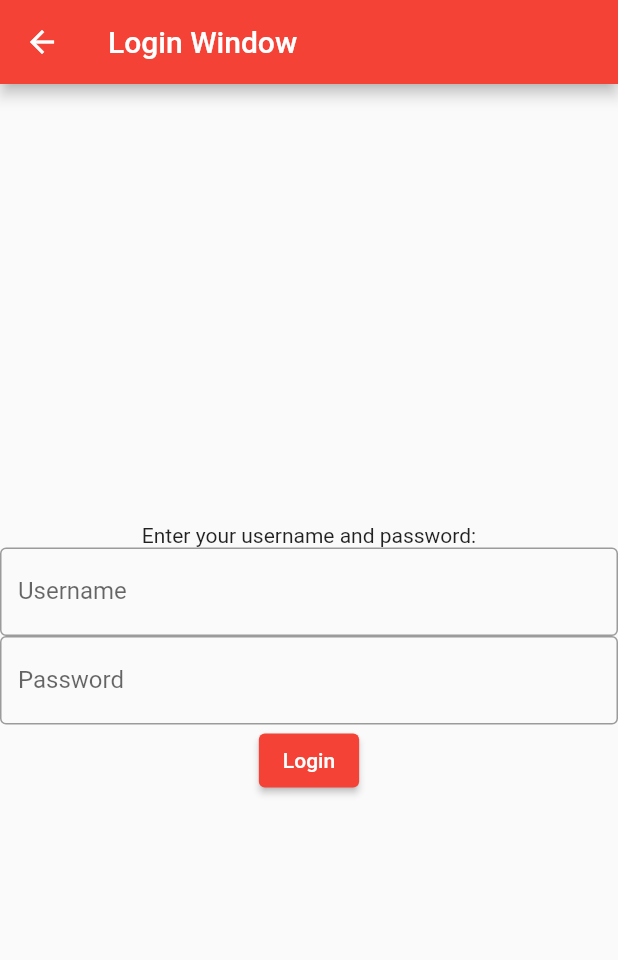
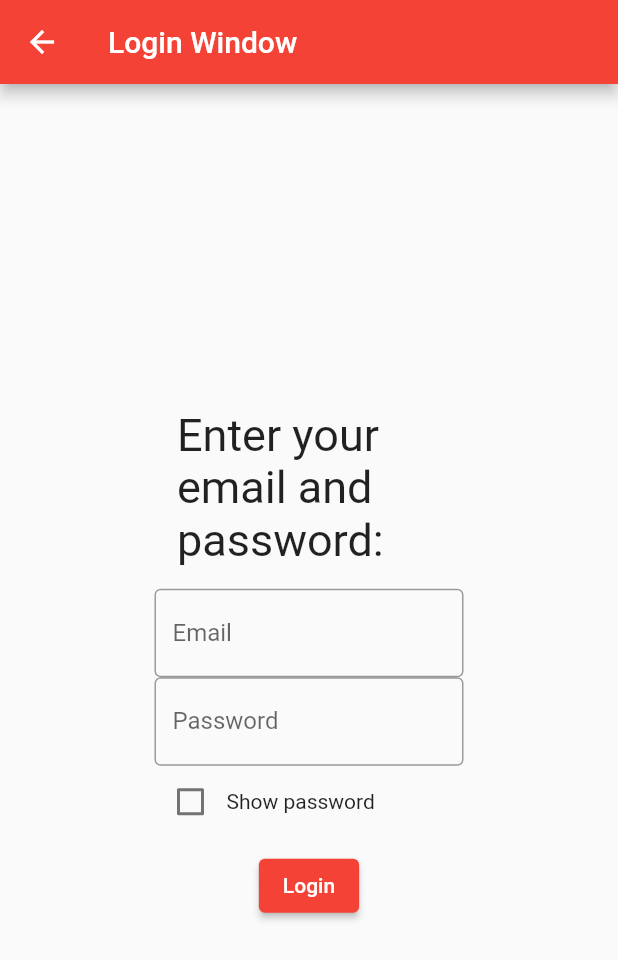
Before and after one commit to jonas-la/csce315_project3_13, a Flutter app: the Win_Login screen opened by its route, on a phone screen of 412 x 824 dp. Shown: the top 960 px of the screen. Run offline on Flutter 3.47's test engine with Material 2 defaults, Android fonts, the phone set to English and light mode, and no system bars; our stand-ins replace cloud_functions, firebase_auth, firebase_core; accounts and stored records are empty.

Commit message:
Completed Login Page ui. Added sign in functionality

```diff
--- a/lib/GUI/Pages/Login/Win_Login.dart
+++ b/lib/GUI/Pages/Login/Win_Login.dart
@@ -13,22 +13,25 @@ class Win_Login extends StatefulWidget {
 
 class _Win_LoginState extends State<Win_Login> {
 
-  String page_name = "Login Window";
+  String _page_name = "Login Window";
+  bool _show_password = false;
 
   late TextEditingController _username_controller;
   late TextEditingController _password_controller;
 
-  login_helper login_helper_instance = login_helper();
+  login_helper _login_helper_instance = login_helper();
 
-  void _login(BuildContext context) async {
-    bool sign_in_successful = await login_helper_instance.sign_in_email_password(_username_controller.text, _password_controller.text);
-    if(sign_in_successful){
-      Navigator.pushReplacementNamed(context, Win_Functions_Test_Page.route);
-    }else{
-      print("Failed login");
+  void _switch_show_password(){
+    setState(() {
+      _show_password = !_show_password;
+    });
   }
 
+  void _login(BuildContext context){
+    _login_helper_instance.login(context: context, username: _username_controller.text, password: _password_controller.text);
   }
+
+
 
   @override
   void initState() {
@@ -50,36 +53,67 @@ class _Win_LoginState extends State<Win_Login> {
 
     return Scaffold(
       appBar: AppBar(
-        title: Text(page_name),
+        title: Text(_page_name),
       ),
       body: Center(
+        child: Container(
+          width: MediaQuery.of(context).size.width/2,
           child: Column(
             mainAxisAlignment: MainAxisAlignment.center,
             children: <Widget>[
-            const Text(
-              'Enter your username and password:',
+
+              const Padding(
+                padding: EdgeInsets.all(15.0),
+                child: Text(
+                  'Enter your email and password:',
+                  style: TextStyle(
+                    fontSize: 30,
                   ),
+                ),
+              ),
+
               TextField(
                 controller: _username_controller,
                 obscureText: false,
                 decoration: const InputDecoration(
                   border: OutlineInputBorder(),
-                labelText: 'Username',
+                  labelText: 'Email',
                 ),),
+
               TextField(
                  controller: _password_controller,
                  onSubmitted: (String pass_string){
                    _login(context);
                  },
-          obscureText: true,
+                 obscureText: !_show_password,
                  decoration: const InputDecoration(
                    border: OutlineInputBorder(),
                    labelText: 'Password',
                  ),),
-            ElevatedButton(onPressed: (){
+
+              Row(
+                mainAxisAlignment: MainAxisAlignment.start,
+                children: [
+                  Checkbox(
+                      value: _show_password,
+                      onChanged: (changed_value){
+                    _switch_show_password();
+                  }),
+
+                  Text("Show password"),
+                ],
+              ),
+
+              Padding(
+                padding: const EdgeInsets.all(8.0),
+                child: ElevatedButton(onPressed: (){
                   _login(context);
-            }, child: const Text("Login"))
+                }, child: const Text("Login")),
+              ),
+
+
             ],
+          ),
         ),
       ),
       // This trailing comma makes auto-formatting nicer for build methods.
--- /dev/null
+++ b/lib/GUI/Pages/Login/Win_Reset_Password.dart
@@ -0,0 +1,17 @@
+import 'package:flutter/material.dart';
+
+
+class Win_Reset_Password extends StatefulWidget {
+  static const String route = '/login';
+  const Win_Reset_Password({Key? key}) : super(key: key);
+
+  @override
+  State<Win_Reset_Password> createState() => _Win_Reset_PasswordState();
+}
+
+class _Win_Reset_PasswordState extends State<Win_Reset_Password> {
+  @override
+  Widget build(BuildContext context) {
+    return const Placeholder();
+  }
+}
--- a/lib/GUI/Pages/Win_Manager_View.dart
+++ b/lib/GUI/Pages/Win_Manager_View.dart
@@ -1,4 +1,5 @@
 import 'package:csce315_project3_13/GUI/Components/ExampleButton.dart';
+import 'package:csce315_project3_13/GUI/Pages/Login/Win_Login.dart';
 import 'package:flutter/material.dart';
 
 class Win_Manager_View extends StatefulWidget {
@@ -27,7 +28,7 @@ class _Win_Manager_ViewState extends State<Win_Manager_View> {
             ExampleButton(
                 onTap: (){
               print("Logging out");
-              Navigator.pop(context);
+              Navigator.pushReplacementNamed(context, Win_Login.route);
             },
             buttonName: "Log out"
             ),
--- a/lib/main.dart
+++ b/lib/main.dart
@@ -27,7 +27,7 @@ class MyApp extends StatelessWidget {
         Win_Manager_View.route: (BuildContext context) => Win_Manager_View(),
         Win_Functions_Test_Page.route: (BuildContext context) => Win_Functions_Test_Page(),
       },
-      initialRoute: Win_Functions_Test_Page.route,
+      initialRoute: Win_Login.route,
     );
   }
 }
```
Also changed, not shown: lib/GUI/Pages/Test Pages/Win_Functions_Test_Page.dart (+1 -33 lines), lib/Services/login_helper.dart (+102 -57 lines). Lines whose indentation alone changed are shown as unchanged.
